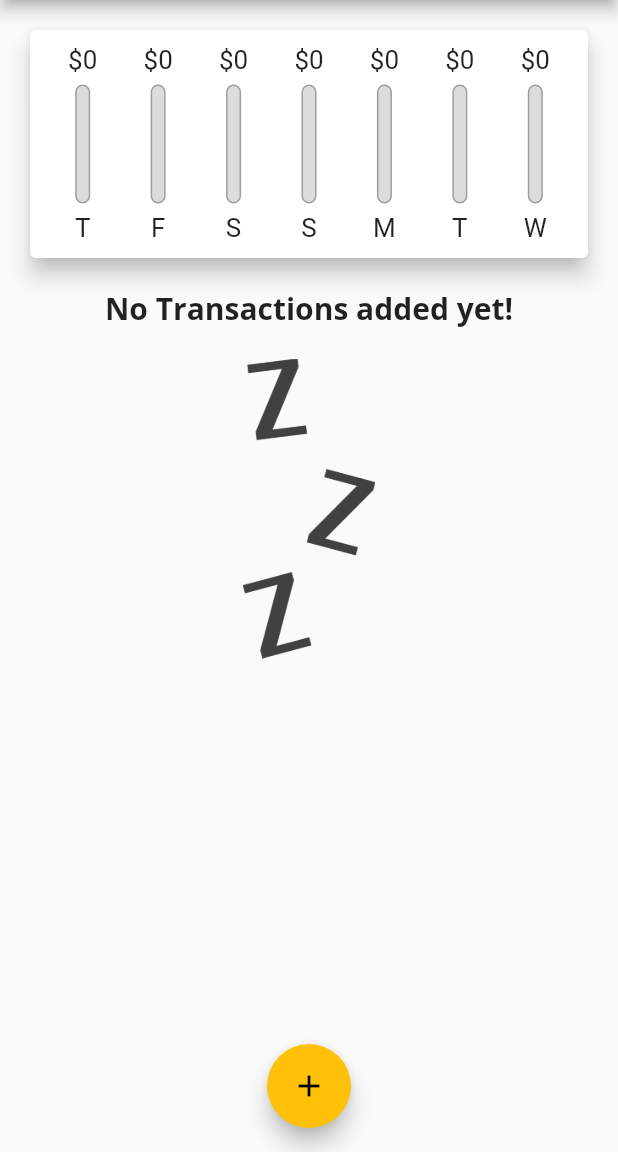
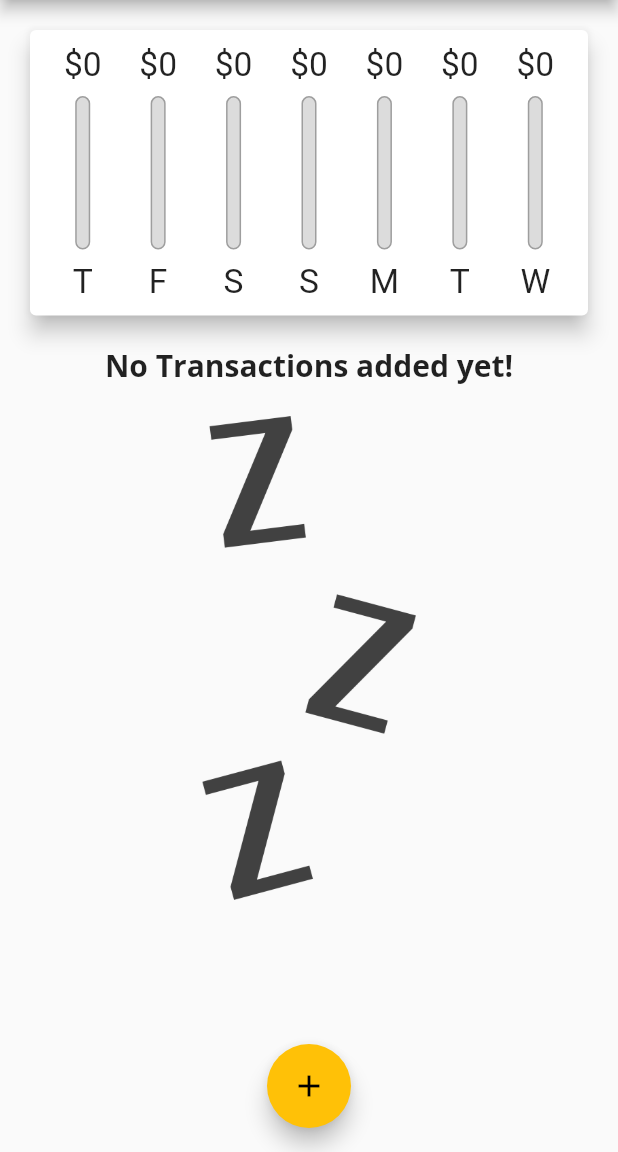
Before and after one commit to mcastre1/expense_planner_flutter, a Flutter app: the screen it shows after launch, on a phone screen of 412 x 824 dp, the part 84-1236 px from its top. Run offline on Flutter 3.47's test engine with Material 2 defaults, Android fonts, the phone set to English and light mode, and no system bars.

Commit message:
Responsive UIs

```diff
--- a/lib/main.dart
+++ b/lib/main.dart
@@ -1,11 +1,20 @@
+import 'dart:io';
+
 import './widgets/new_transaction.dart';
-
+import 'package:flutter/services.dart';
 import './widgets/transaction_list.dart';
 import 'package:flutter/material.dart';
 import './models/transaction.dart';
 import './widgets/chart.dart';
 
-void main() => runApp(MyApp());
+void main() {
+  //WidgetsFlutterBinding.ensureInitialized();
+  //SystemChrome.setPreferredOrientations([
+  //  DeviceOrientation.portraitUp,
+  //  DeviceOrientation.portraitDown,
+  //]);
+  runApp(MyApp());
+}
 
 class MyApp extends StatelessWidget {
   @override
@@ -48,6 +57,8 @@ class _MyHomePageState extends State<MyHomePage> {
     //Transaction(id: 't3', title: 'Snacks', amount: 16.53, date: DateTime.now()),
   ];
 
+  bool _showChart = false;
+
   List<Transaction> get _recentTransactions {
     return _transactions.where((tx) {
       return tx.date.isAfter(
@@ -71,10 +82,12 @@ class _MyHomePageState extends State<MyHomePage> {
     });
   }
 
-  void _deleteTransaction(String id){
+  void _deleteTransaction(String id) {
     setState(() {
-      _transactions.removeWhere((tx){ // Remove transaction with id.
-        return tx.id == id; // Return true if you want this transaction to be removed.
+      _transactions.removeWhere((tx) {
+        // Remove transaction with id.
+        return tx.id ==
+            id; // Return true if you want this transaction to be removed.
       });
     });
   }
@@ -94,6 +107,11 @@ class _MyHomePageState extends State<MyHomePage> {
 
   @override
   Widget build(BuildContext context) {
+    final _isLandscape =
+        MediaQuery.of(context).orientation == Orientation.landscape;
+
+    final mediaQuery = MediaQuery.of(context);
+
     final appBar = AppBar(
       title: Text("Personal Expenses"),
       actions: [
@@ -103,6 +121,13 @@ class _MyHomePageState extends State<MyHomePage> {
       ],
     );
 
+    final txListWidget = Container(
+        height: (MediaQuery.of(context).size.height -
+                appBar.preferredSize.height -
+                MediaQuery.of(context).padding.top) *
+            .7,
+        child: TransactionList(_transactions, _deleteTransaction));
+
     return Scaffold(
       appBar: appBar,
       body: SingleChildScrollView(
@@ -110,14 +135,44 @@ class _MyHomePageState extends State<MyHomePage> {
           mainAxisAlignment: MainAxisAlignment.start,
           crossAxisAlignment: CrossAxisAlignment.stretch,
           children: <Widget>[
-            Container(height: (MediaQuery.of(context).size.height - appBar.preferredSize.height - MediaQuery.of(context).padding.top) * .25, child: Chart(_recentTransactions)),
-            Container(height: (MediaQuery.of(context).size.height - appBar.preferredSize.height - MediaQuery.of(context).padding.top) * .75, child: TransactionList(_transactions, _deleteTransaction)),
+            if (_isLandscape)
+              Row(
+                mainAxisAlignment: MainAxisAlignment.center,
+                children: [
+                  Text('Show Chart'),
+                  Switch.adaptive(
+                    value: _showChart,
+                    onChanged: (val) {
+                      setState(() {
+                        _showChart = val;
+                      });
+                    },
+                  ),
+                ],
+              ),
+              if(!_isLandscape) Container(
+                    height: (MediaQuery.of(context).size.height -
+                            appBar.preferredSize.height -
+                            MediaQuery.of(context).padding.top) *
+                        .3,
+                    child: Chart(_recentTransactions),
+                  ),
+              if(!_isLandscape) txListWidget,
+              if(_isLandscape)_showChart
+                ? Container(
+                    height: (MediaQuery.of(context).size.height -
+                            appBar.preferredSize.height -
+                            MediaQuery.of(context).padding.top) *
+                        .7,
+                    child: Chart(_recentTransactions),
+                  )
+                : txListWidget,
           ],
         ),
       ),
       floatingActionButtonLocation: FloatingActionButtonLocation
           .centerFloat, // This is how you add a floating button! :)
-      floatingActionButton: FloatingActionButton(
+      floatingActionButton: Platform.isIOS ? Container() : FloatingActionButton(
         child: Icon(Icons.add),
         onPressed: () => startAddNewTransaction(context),
       ),
--- a/lib/widgets/new_transaction.dart
+++ b/lib/widgets/new_transaction.dart
@@ -46,10 +46,11 @@ class _NewTransactionState extends State<NewTransaction> {
 
   @override
   Widget build(BuildContext context) {
-    return Card(
+    return SingleChildScrollView(
+      child: Card(
         elevation: 5,
         child: Container(
-        padding: EdgeInsets.all(10),
+          padding: EdgeInsets.only(top: 10, left: 10, right: 10, bottom: MediaQuery.of(context).viewInsets.bottom +10),
           child: Column(
             crossAxisAlignment: CrossAxisAlignment.end,
             children: [
@@ -94,6 +95,7 @@ class _NewTransactionState extends State<NewTransaction> {
             ],
           ),
         ),
+      ),
     );
   }
 }
--- a/lib/widgets/transaction_list.dart
+++ b/lib/widgets/transaction_list.dart
@@ -1,3 +1,4 @@
+
 import 'package:expense_planner/models/transaction.dart';
 import 'package:flutter/material.dart';
 import '../models/transaction.dart';
@@ -13,7 +14,9 @@ class TransactionList extends StatelessWidget {
   Widget build(BuildContext context) {
     return Container(
       child: transactions.isEmpty
-          ? Column(
+          ? LayoutBuilder(
+              builder: (ctx, constraints) {
+                return Column(
                   children: [
                     Text(
                       'No Transactions added yet!',
@@ -23,12 +26,14 @@ class TransactionList extends StatelessWidget {
                       height: 20,
                     ),
                     Container(
-                    height: 200,
+                        height: constraints.maxHeight * 0.6,
                         child: Image.asset(
                           'assets/images/waiting.png',
                           fit: BoxFit.cover,
                         )),
                   ],
+                );
+              },
             )
           :
           // HERE IS HOW WE MAP A LIST INTO WIDGETS! :) EASY!
@@ -51,7 +56,17 @@ class TransactionList extends StatelessWidget {
                       style: Theme.of(context).textTheme.headline6,
                     ),
                     subtitle: Text(DateFormat.yMMMMd().format(tx.date)),
-                    trailing: IconButton(icon: Icon(Icons.delete), onPressed: () => deleteTX(tx.id), color: Theme.of(context).errorColor),
+                    trailing: MediaQuery.of(context).size.width > 540
+                        ? FlatButton.icon(
+                            textColor: Theme.of(context).errorColor,
+                            icon: Icon(Icons.delete),
+                            label: Text('Delete'),
+                            onPressed: () => deleteTX(tx.id),
+                          )
+                        : IconButton(
+                            icon: Icon(Icons.delete),
+                            onPressed: () => deleteTX(tx.id),
+                            color: Theme.of(context).errorColor),
                   ),
                 );
               }).toList(),
```
Lines whose indentation alone changed are shown as unchanged.
